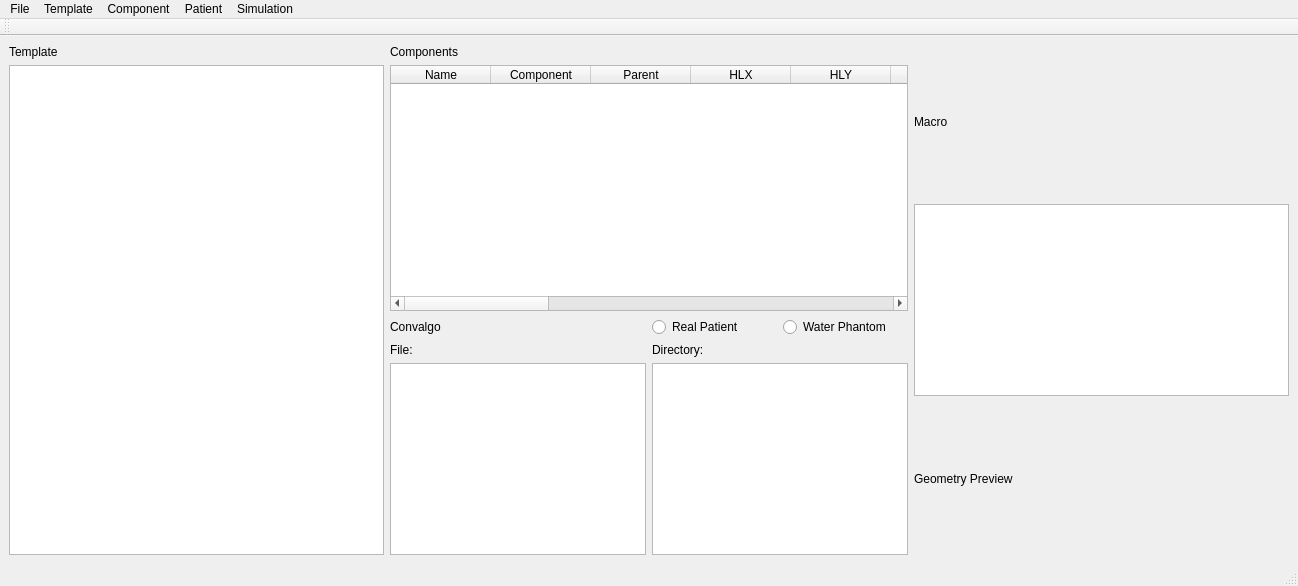
Old version of the form ui/main.ui in the repository Somhammer/ProtonTherapy.
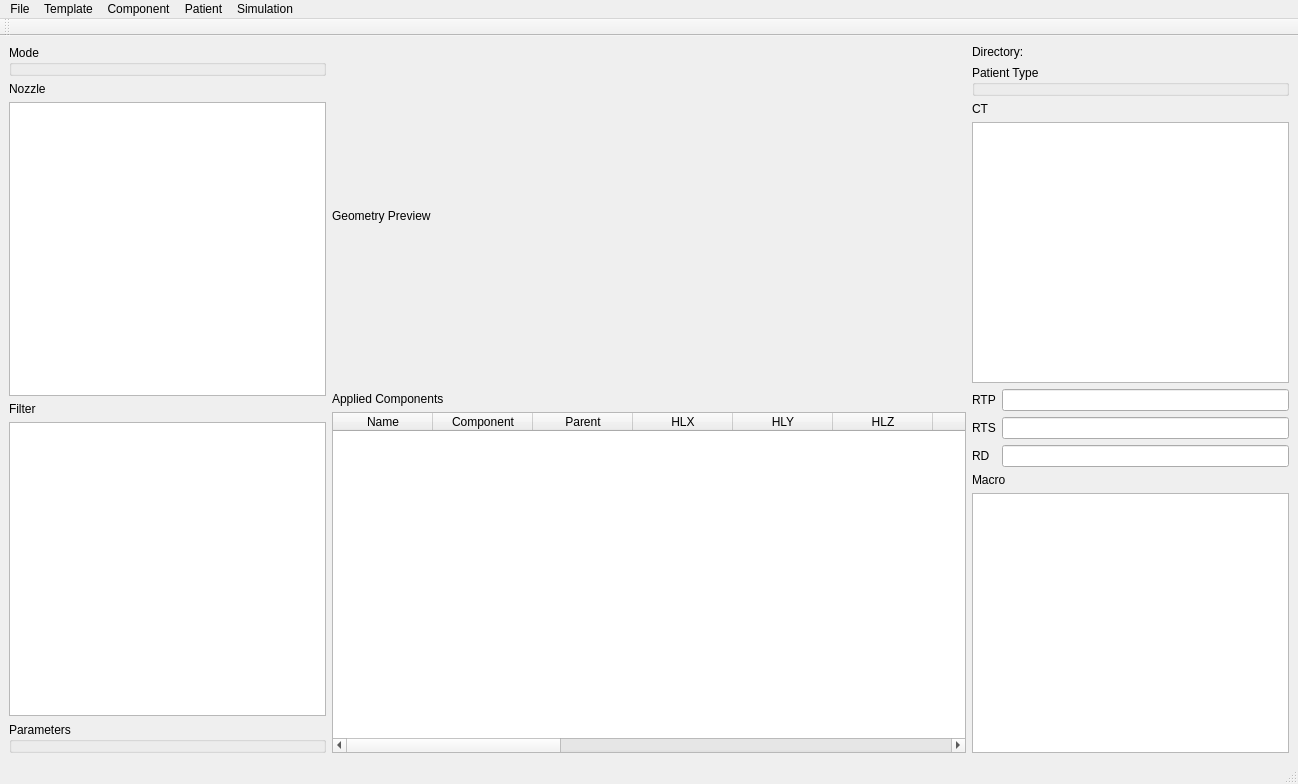
New version of the form. Icons and pictures are not drawn.

Patch:
```diff
--- a/ui/main.ui
+++ b/ui/main.ui
@@ -7,9 +7,15 @@
     <x>0</x>
     <y>0</y>
     <width>1298</width>
-    <height>586</height>
+    <height>784</height>
    </rect>
   </property>
+  <property name="sizePolicy">
+   <sizepolicy hsizetype="Preferred" vsizetype="Preferred">
+    <horstretch>0</horstretch>
+    <verstretch>0</verstretch>
+   </sizepolicy>
+  </property>
   <property name="windowTitle">
    <string>Proton Therapy Monte Carlo Simulation</string>
   </property>
@@ -18,17 +24,26 @@
     <normaloff>../icons/ncc.png</normaloff>../icons/ncc.png</iconset>
   </property>
   <widget class="QWidget" name="centralwidget">
-   <layout class="QGridLayout" name="gridLayout_4">
-    <item row="0" column="0">
+   <layout class="QGridLayout" name="gridLayout_3">
+    <item row="0" column="0" rowspan="2">
      <layout class="QGridLayout" name="gridLayout">
-      <item row="0" column="0">
-       <widget class="QLabel" name="labelCompTemp">
-        <property name="text">
-         <string>Template</string>
+      <property name="spacing">
+       <number>6</number>
+      </property>
+      <item row="0" column="0" colspan="2">
+       <widget class="QGroupBox" name="groupNozzleMode">
+        <property name="sizePolicy">
+         <sizepolicy hsizetype="Minimum" vsizetype="Preferred">
+          <horstretch>0</horstretch>
+          <verstretch>0</verstretch>
+         </sizepolicy>
+        </property>
+        <property name="title">
+         <string>Mode</string>
         </property>
        </widget>
       </item>
-      <item row="1" column="0">
+      <item row="2" column="0" colspan="2">
        <widget class="QListWidget" name="listTemplates">
         <property name="sizePolicy">
          <sizepolicy hsizetype="Minimum" vsizetype="Expanding">
@@ -38,27 +53,79 @@
         </property>
        </widget>
       </item>
+      <item row="4" column="0" colspan="2">
+       <widget class="QListView" name="listView">
+        <property name="sizePolicy">
+         <sizepolicy hsizetype="Minimum" vsizetype="Expanding">
+          <horstretch>0</horstretch>
+          <verstretch>0</verstretch>
+         </sizepolicy>
+        </property>
+       </widget>
+      </item>
+      <item row="1" column="0" colspan="2">
+       <widget class="QLabel" name="label_2">
+        <property name="sizePolicy">
+         <sizepolicy hsizetype="Minimum" vsizetype="Preferred">
+          <horstretch>0</horstretch>
+          <verstretch>0</verstretch>
+         </sizepolicy>
+        </property>
+        <property name="text">
+         <string>Nozzle</string>
+        </property>
+        <property name="alignment">
+         <set>Qt::AlignLeading|Qt::AlignLeft|Qt::AlignVCenter</set>
+        </property>
+       </widget>
+      </item>
+      <item row="3" column="0" colspan="2">
+       <widget class="QLabel" name="label_3">
+        <property name="sizePolicy">
+         <sizepolicy hsizetype="Minimum" vsizetype="Preferred">
+          <horstretch>0</horstretch>
+          <verstretch>0</verstretch>
+         </sizepolicy>
+        </property>
+        <property name="text">
+         <string>Filter</string>
+        </property>
+        <property name="alignment">
+         <set>Qt::AlignLeading|Qt::AlignLeft|Qt::AlignVCenter</set>
+        </property>
+       </widget>
+      </item>
+      <item row="5" column="0" rowspan="2" colspan="2">
+       <widget class="QGroupBox" name="groupConvalgo">
+        <property name="sizePolicy">
+         <sizepolicy hsizetype="Minimum" vsizetype="Preferred">
+          <horstretch>0</horstretch>
+          <verstretch>0</verstretch>
+         </sizepolicy>
+        </property>
+        <property name="title">
+         <string>Parameters</string>
+        </property>
+       </widget>
+      </item>
      </layout>
     </item>
-    <item row="0" column="2">
-     <layout class="QGridLayout" name="gridLayout_3">
-      <item row="2" column="0">
-       <widget class="QLabel" name="labelGeometry">
+    <item row="0" column="3" rowspan="2">
+     <layout class="QGridLayout" name="gridLayout_4">
+      <item row="8" column="0" colspan="4">
+       <widget class="QListWidget" name="listMacro">
         <property name="sizePolicy">
          <sizepolicy hsizetype="Preferred" vsizetype="Preferred">
           <horstretch>0</horstretch>
           <verstretch>0</verstretch>
          </sizepolicy>
         </property>
-        <property name="text">
-         <string>Geometry Preview</string>
-        </property>
        </widget>
       </item>
-      <item row="0" column="0">
+      <item row="7" column="0" colspan="4">
        <widget class="QLabel" name="labelMacro">
         <property name="sizePolicy">
-         <sizepolicy hsizetype="Preferred" vsizetype="Preferred">
+         <sizepolicy hsizetype="Minimum" vsizetype="Maximum">
           <horstretch>0</horstretch>
           <verstretch>0</verstretch>
          </sizepolicy>
@@ -68,10 +135,106 @@
         </property>
        </widget>
       </item>
-      <item row="1" column="0">
-       <widget class="QListWidget" name="listMacro">
+      <item row="0" column="0" colspan="4">
+       <widget class="QLabel" name="labelPatientDir">
         <property name="sizePolicy">
-         <sizepolicy hsizetype="Preferred" vsizetype="Minimum">
+         <sizepolicy hsizetype="Preferred" vsizetype="Maximum">
+          <horstretch>0</horstretch>
+          <verstretch>0</verstretch>
+         </sizepolicy>
+        </property>
+        <property name="text">
+         <string>Directory:</string>
+        </property>
+       </widget>
+      </item>
+      <item row="6" column="0">
+       <widget class="QLabel" name="labelRD">
+        <property name="text">
+         <string>RD</string>
+        </property>
+       </widget>
+      </item>
+      <item row="3" column="0" colspan="4">
+       <widget class="QListWidget" name="listPatientCT">
+        <property name="sizePolicy">
+         <sizepolicy hsizetype="Preferred" vsizetype="Preferred">
+          <horstretch>0</horstretch>
+          <verstretch>0</verstretch>
+         </sizepolicy>
+        </property>
+       </widget>
+      </item>
+      <item row="2" column="0" colspan="4">
+       <widget class="QLabel" name="labelCT">
+        <property name="sizePolicy">
+         <sizepolicy hsizetype="Preferred" vsizetype="Maximum">
+          <horstretch>0</horstretch>
+          <verstretch>0</verstretch>
+         </sizepolicy>
+        </property>
+        <property name="text">
+         <string>CT</string>
+        </property>
+       </widget>
+      </item>
+      <item row="1" column="0" colspan="4">
+       <widget class="QGroupBox" name="groupPatientType">
+        <property name="sizePolicy">
+         <sizepolicy hsizetype="Preferred" vsizetype="Maximum">
+          <horstretch>0</horstretch>
+          <verstretch>0</verstretch>
+         </sizepolicy>
+        </property>
+        <property name="title">
+         <string>Patient Type</string>
+        </property>
+       </widget>
+      </item>
+      <item row="5" column="0">
+       <widget class="QLabel" name="labelRTS">
+        <property name="text">
+         <string>RTS</string>
+        </property>
+       </widget>
+      </item>
+      <item row="4" column="0">
+       <widget class="QLabel" name="labelRTP">
+        <property name="sizePolicy">
+         <sizepolicy hsizetype="Maximum" vsizetype="Preferred">
+          <horstretch>0</horstretch>
+          <verstretch>0</verstretch>
+         </sizepolicy>
+        </property>
+        <property name="text">
+         <string>RTP</string>
+        </property>
+       </widget>
+      </item>
+      <item row="5" column="1" colspan="3">
+       <widget class="QLineEdit" name="lineRTS">
+        <property name="sizePolicy">
+         <sizepolicy hsizetype="Preferred" vsizetype="Fixed">
+          <horstretch>0</horstretch>
+          <verstretch>0</verstretch>
+         </sizepolicy>
+        </property>
+       </widget>
+      </item>
+      <item row="6" column="1" colspan="3">
+       <widget class="QLineEdit" name="lineRD">
+        <property name="sizePolicy">
+         <sizepolicy hsizetype="Preferred" vsizetype="Fixed">
+          <horstretch>0</horstretch>
+          <verstretch>0</verstretch>
+         </sizepolicy>
+        </property>
+       </widget>
+      </item>
+      <item row="4" column="1" colspan="3">
+       <widget class="QLineEdit" name="lineRTP">
+        <property name="sizePolicy">
+         <sizepolicy hsizetype="Preferred" vsizetype="Fixed">
           <horstretch>0</horstretch>
           <verstretch>0</verstretch>
          </sizepolicy>
@@ -80,10 +243,16 @@
       </item>
      </layout>
     </item>
-    <item row="0" column="1">
+    <item row="0" column="1" rowspan="2" colspan="2">
      <layout class="QGridLayout" name="gridLayout_2">
-      <item row="2" column="0" colspan="3">
+      <item row="2" column="0">
        <widget class="QTableWidget" name="tableComp">
+        <property name="sizePolicy">
+         <sizepolicy hsizetype="Preferred" vsizetype="Preferred">
+          <horstretch>0</horstretch>
+          <verstretch>0</verstretch>
+         </sizepolicy>
+        </property>
         <property name="frameShape">
          <enum>QFrame::StyledPanel</enum>
         </property>
@@ -237,66 +406,30 @@
         </column>
        </widget>
       </item>
-      <item row="3" column="0">
-       <widget class="QLabel" name="labelConvalgo">
-        <property name="text">
-         <string>Convalgo</string>
-        </property>
-       </widget>
-      </item>
-      <item row="5" column="0" rowspan="2">
-       <widget class="QListWidget" name="listConvalgo">
-        <property name="sizePolicy">
-         <sizepolicy hsizetype="Preferred" vsizetype="Preferred">
-          <horstretch>0</horstretch>
-          <verstretch>0</verstretch>
-         </sizepolicy>
-        </property>
-       </widget>
-      </item>
-      <item row="1" column="0" colspan="3">
+      <item row="1" column="0">
        <widget class="QLabel" name="labelComp">
-        <property name="text">
-         <string>Components</string>
+        <property name="sizePolicy">
+         <sizepolicy hsizetype="Preferred" vsizetype="Maximum">
+          <horstretch>0</horstretch>
+          <verstretch>0</verstretch>
+         </sizepolicy>
         </property>
-       </widget>
-      </item>
-      <item row="4" column="0">
-       <widget class="QLabel" name="labelConvalgoFile">
         <property name="text">
-         <string>File:</string>
+         <string>Applied Components</string>
         </property>
        </widget>
       </item>
-      <item row="3" column="2">
-       <widget class="QRadioButton" name="radioWaterPhantom">
-        <property name="text">
-         <string>Water Phantom</string>
-        </property>
-       </widget>
-      </item>
-      <item row="3" column="1">
-       <widget class="QRadioButton" name="radioRealPatient">
-        <property name="text">
-         <string>Real Patient</string>
-        </property>
-       </widget>
-      </item>
-      <item row="4" column="1" colspan="2">
-       <widget class="QLabel" name="labelPatientDir">
-        <property name="text">
-         <string>Directory:</string>
-        </property>
-       </widget>
-      </item>
-      <item row="5" column="1" rowspan="2" colspan="2">
-       <widget class="QListWidget" name="listPatient">
+      <item row="0" column="0">
+       <widget class="QLabel" name="labelGeometry">
         <property name="sizePolicy">
          <sizepolicy hsizetype="Preferred" vsizetype="Preferred">
           <horstretch>0</horstretch>
           <verstretch>0</verstretch>
          </sizepolicy>
         </property>
+        <property name="text">
+         <string>Geometry Preview</string>
+        </property>
        </widget>
       </item>
      </layout>
```
Left out of the diff: 32 changed lines with no effect on the pictures.
